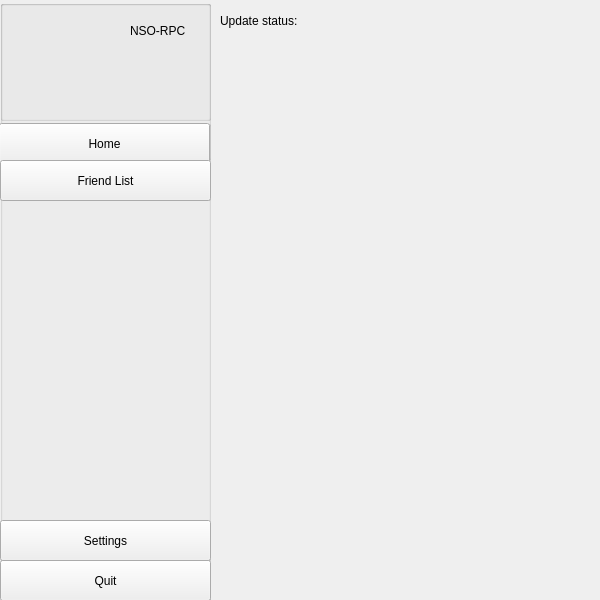
Old version of the form client/layout/mainwindow.ui in the repository MCMi460/NSO-RPC.
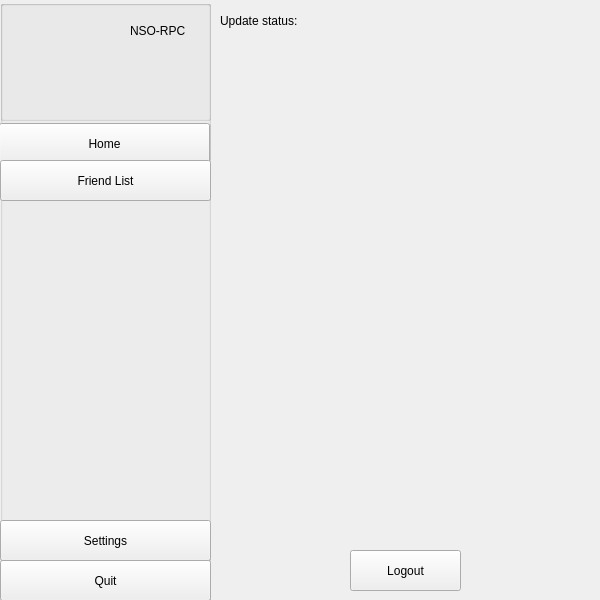
New version of the form. The open tabs and pages were chosen to show the change.

Commit message: Add logout button

Diff of the .ui file:
```diff
--- a/client/layout/mainwindow.ui
+++ b/client/layout/mainwindow.ui
@@ -154,9 +154,9 @@
       <widget class="QLabel" name="label_4">
        <property name="geometry">
         <rect>
-         <x>20</x>
+         <x>10</x>
          <y>90</y>
-         <width>60</width>
+         <width>81</width>
          <height>16</height>
         </rect>
        </property>
@@ -407,6 +407,19 @@
         <string>Update status:</string>
        </property>
       </widget>
+      <widget class="QPushButton" name="pushButton_6">
+       <property name="geometry">
+        <rect>
+         <x>140</x>
+         <y>550</y>
+         <width>111</width>
+         <height>41</height>
+        </rect>
+       </property>
+       <property name="text">
+        <string>Logout</string>
+       </property>
+      </widget>
      </widget>
     </widget>
    </widget>
```
The commit also changes 3 other files.
